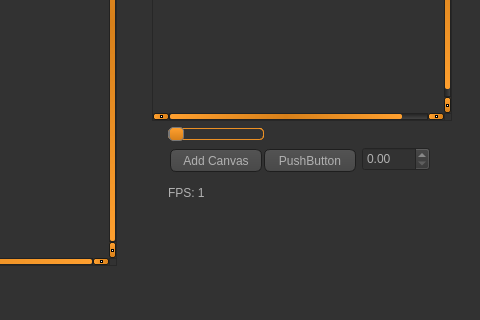
Above: mainwindow.ui from jacobthebrown/Jotoshop before the change; both pictures show x 554 to 1034 and y 260 to 580 of the 1034 by 682 pixel window. Below: the same form after it.
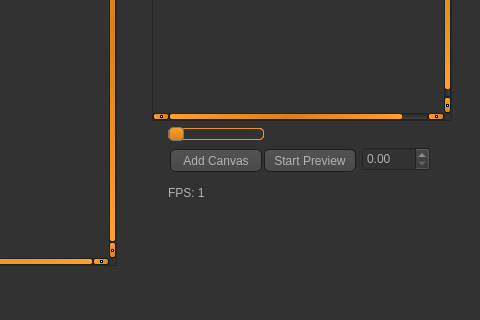
That is the form after the change. Icons and pictures are not drawn. Custom widgets are drawn as their Qt base class.

The edit to the form file:
```diff
--- a/mainwindow.ui
+++ b/mainwindow.ui
@@ -1315,7 +1315,7 @@
              </rect>
             </property>
             <property name="text">
-             <string>PushButton</string>
+             <string>Start Preview</string>
             </property>
            </widget>
            <widget class="QDoubleSpinBox" name="zoomSpinBox">
```
